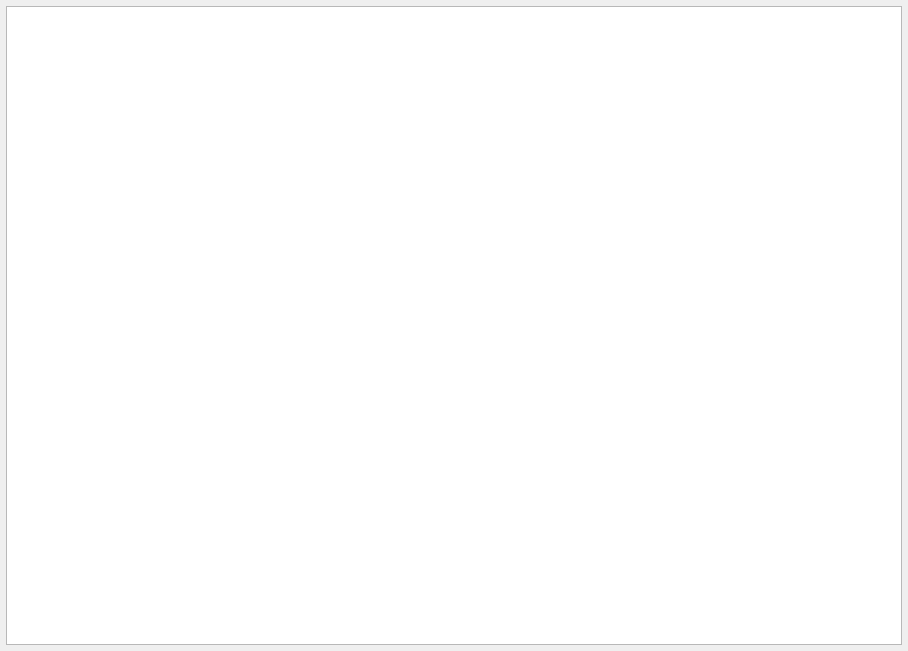
Qt form lib/ui/misc/ui_debuglog.ui (listyque/TACTIC-Handler) before a commit.
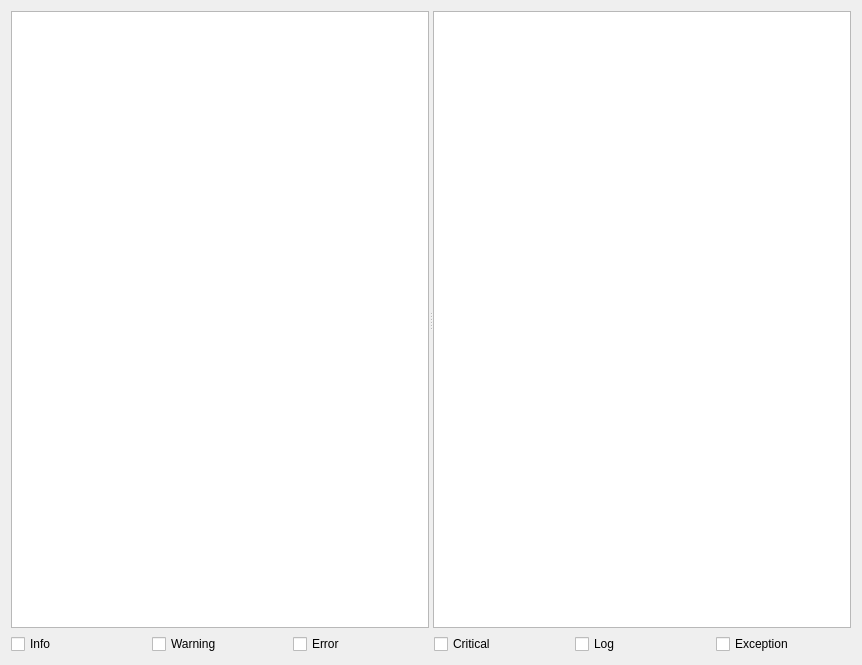
The same form after that commit.

```diff
--- a/lib/ui/misc/ui_debuglog.ui
+++ b/lib/ui/misc/ui_debuglog.ui
@@ -6,22 +6,77 @@
    <rect>
     <x>0</x>
     <y>0</y>
-    <width>908</width>
-    <height>651</height>
+    <width>862</width>
+    <height>665</height>
    </rect>
   </property>
   <property name="windowTitle">
    <string>Debug Log</string>
   </property>
-  <layout class="QGridLayout" name="gridLayout">
-   <property name="margin">
-    <number>6</number>
-   </property>
-   <property name="spacing">
-    <number>0</number>
-   </property>
+  <layout class="QGridLayout" name="gridLayout" rowminimumheight="1,0">
    <item row="0" column="0">
-    <widget class="QTextEdit" name="debugLogTextEdit"/>
+    <widget class="QSplitter" name="splitter">
+     <property name="orientation">
+      <enum>Qt::Horizontal</enum>
+     </property>
+     <widget class="QTreeWidget" name="treeWidget">
+      <attribute name="headerVisible">
+       <bool>false</bool>
+      </attribute>
+      <column>
+       <property name="text">
+        <string notr="true">1</string>
+       </property>
+      </column>
+     </widget>
+     <widget class="QTextEdit" name="debugLogTextEdit"/>
+    </widget>
+   </item>
+   <item row="1" column="0">
+    <layout class="QHBoxLayout" name="horizontalLayout">
+     <item>
+      <widget class="QCheckBox" name="checkBox_4">
+       <property name="text">
+        <string>Info</string>
+       </property>
+      </widget>
+     </item>
+     <item>
+      <widget class="QCheckBox" name="checkBox_3">
+       <property name="text">
+        <string>Warning</string>
+       </property>
+      </widget>
+     </item>
+     <item>
+      <widget class="QCheckBox" name="checkBox_2">
+       <property name="text">
+        <string>Error</string>
+       </property>
+      </widget>
+     </item>
+     <item>
+      <widget class="QCheckBox" name="checkBox">
+       <property name="text">
+        <string>Critical</string>
+       </property>
+      </widget>
+     </item>
+     <item>
+      <widget class="QCheckBox" name="checkBox_5">
+       <property name="text">
+        <string>Log</string>
+       </property>
+      </widget>
+     </item>
+     <item>
+      <widget class="QCheckBox" name="checkBox_6">
+       <property name="text">
+        <string>Exception</string>
+       </property>
+      </widget>
+     </item>
+    </layout>
    </item>
   </layout>
  </widget>
```
